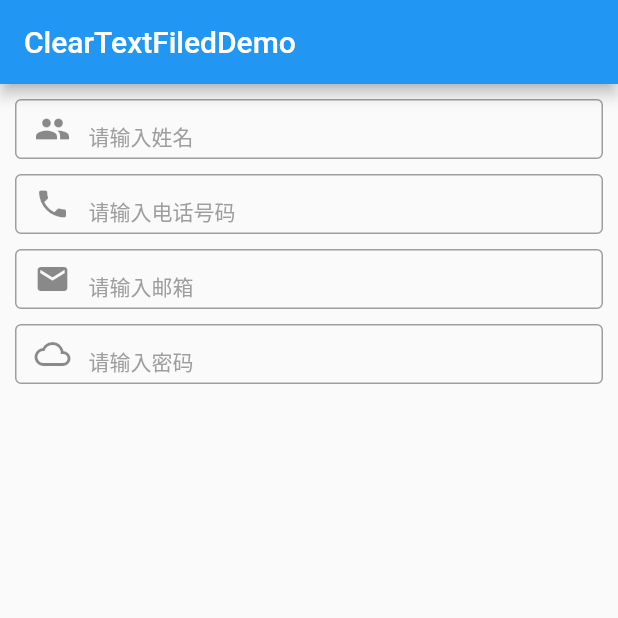
After one commit to congxc/FlutterCustomWidget, a Flutter app: the ClearTextFiledDemo screen opened directly, on a phone screen of 412 x 824 dp, the top half of it. The commit adds this screen. Run offline on Flutter 3.47's test engine with Material 2 defaults, Android fonts, the phone set to English and light mode, and no system bars.

Commit message:
create ClearTextField and demo

```diff
--- a/lib/main.dart
+++ b/lib/main.dart
@@ -2,6 +2,7 @@ import 'dart:io';
 import 'package:flutter/material.dart';
 import 'package:flutter/services.dart';
 
+import 'page/clear_text_field_demo.dart';
 import 'page/swipe_menu_list_demo.dart';
 
 void main() {
@@ -62,6 +63,7 @@ class _MyHomePageState extends State<MyHomePage> {
         body: ListView(
           children: <Widget>[
             buildItem(context, "侧滑删除","SwipeMenuList",SwipeMenuListDemo()),
+            buildItem(context, "带输出图标的TextFiled","ClearTextFiled",ClearTextFiledDemo()),
           ],
         ));
   }
--- /dev/null
+++ b/lib/page/clear_text_field_demo.dart
@@ -0,0 +1,64 @@
+import 'package:flutter/material.dart';
+import 'package:flutter_custom_widget/widget/clear_textfield.dart';
+
+class ClearTextFiledDemo extends StatefulWidget {
+  @override
+  _ClearTextFiledDemoState createState() => _ClearTextFiledDemoState();
+}
+
+class _ClearTextFiledDemoState extends State<ClearTextFiledDemo> {
+  var controller1 = TextEditingController();
+  var controller2 = TextEditingController();
+  var controller3 = TextEditingController();
+  var controller4 = TextEditingController();
+
+  @override
+  Widget build(BuildContext context) {
+    return Scaffold(
+      appBar: AppBar(
+        title: Text("ClearTextFiledDemo"),
+      ),
+      body: Container(
+        margin: EdgeInsets.all(10),
+        child:ListView(
+          children: <Widget>[
+            ClearTextField(
+              controller: controller1,
+              height: 40,
+              hintText: "请输入姓名",
+              prefixIcon: Icons.people,
+            ),
+            Padding(
+              padding: EdgeInsets.only(top: 10),
+            ),
+            ClearTextField(
+              controller: controller2,
+              height: 40,
+              hintText: "请输入电话号码",
+              prefixIcon: Icons.phone,
+            ),
+            Padding(
+              padding: EdgeInsets.only(top: 10),
+            ),
+            ClearTextField(
+              height: 40,
+              controller: controller3,
+              hintText: "请输入邮箱",
+              prefixIcon: Icons.email,
+            ),
+            Padding(
+              padding: EdgeInsets.only(top: 10),
+            ),
+            ClearTextField(
+              controller: controller4,
+              height: 40,
+              hintText: "请输入密码",
+              prefixIcon: Icons.cloud_queue,
+              obscureText: true,
+            ),
+          ],
+        ),
+      ),
+    );
+  }
+}
--- /dev/null
+++ b/lib/widget/clear_textfield.dart
@@ -0,0 +1,147 @@
+import 'package:flutter/material.dart';
+import 'package:flutter/services.dart';
+
+class ClearTextField extends StatefulWidget {
+  final TextEditingController controller;
+  final double width;
+  final double height;
+  final String hintText;
+  final String hintTextStyle;
+  final FocusNode focusNode;
+  final TextInputType keyboardType;
+  final TextStyle style;
+  final StrutStyle strutStyle;
+  final TextAlign textAlign;
+  final TextAlignVertical textAlignVertical;
+  final TextDirection textDirection;
+  final bool autofocus;
+  final bool obscureText;
+  final bool showCursor;
+  final int maxLength;
+  final ValueChanged<String> onChanged;
+  final IconData prefixIcon;
+
+  final VoidCallback onEditingComplete;
+
+  final ValueChanged<String> onSubmitted;
+
+  final List<TextInputFormatter> inputFormatters;
+  final bool enabled;
+  final GestureTapCallback onTap;
+  final GestureTapCallback onTapClearIcon;
+  final Decoration decoration;
+
+  @override
+  _ClearTextFieldState createState() => _ClearTextFieldState();
+
+  const ClearTextField(
+      {Key key,
+      this.controller,
+      this.width = double.infinity,
+      this.height = double.infinity,
+      this.style,
+      this.hintText,
+      this.hintTextStyle,
+      this.decoration,
+      this.focusNode,
+      this.keyboardType,
+      this.strutStyle,
+      this.textAlign = TextAlign.start,
+      this.textAlignVertical = TextAlignVertical.center,
+      this.textDirection,
+      this.showCursor,
+      this.autofocus = false,
+      this.obscureText = false,
+      this.maxLength,
+      this.onChanged,
+      this.onEditingComplete,
+      this.onSubmitted,
+      this.inputFormatters,
+      this.enabled,
+      this.onTap,
+      this.onTapClearIcon,
+      this.prefixIcon})
+      : super(key: key);
+}
+
+class _ClearTextFieldState extends State<ClearTextField> {
+  bool visible = false;
+
+  FocusNode focusNode;
+
+  @override
+  void initState() {
+    // TODO: implement initState
+    super.initState();
+    focusNode = FocusNode()
+      ..addListener(() {
+        if (widget.controller != null) {
+          setState(() {
+            visible =
+                focusNode.hasFocus && widget.controller.value.text.isNotEmpty;
+          });
+        }
+      });
+    widget.controller?.addListener(() {
+      setState(() {
+        visible = focusNode.hasFocus && widget.controller.value.text.isNotEmpty;
+      });
+    });
+  }
+
+  @override
+  Widget build(BuildContext context) {
+    return Container(
+      decoration: widget.decoration ??
+          BoxDecoration(
+              border: Border.all(color: Colors.grey),
+              borderRadius: BorderRadius.circular(4.0)),
+      constraints: BoxConstraints(
+        maxWidth: widget.width,
+        maxHeight: widget.height,
+      ),
+      child: TextField(
+        //cursorColor: Colors.red,
+        focusNode: focusNode,
+        controller: widget.controller,
+        style: widget.style ?? TextStyle(color: Colors.black87, fontSize: 14),
+        strutStyle: widget.strutStyle,
+        textAlign: widget.textAlign,
+        textAlignVertical: widget.textAlignVertical,
+        textDirection: widget.textDirection,
+        showCursor: widget.showCursor,
+        autofocus: widget.autofocus,
+        obscureText: widget.obscureText,
+        maxLength: widget.maxLength,
+        onChanged: widget.onChanged,
+        onEditingComplete: widget.onEditingComplete,
+        onSubmitted: widget.onSubmitted,
+        inputFormatters: widget.inputFormatters,
+        enabled: widget.enabled,
+        onTap: widget.onTap,
+        maxLines: 1,
+        decoration: InputDecoration(
+            border: InputBorder.none,
+            hintText: widget.hintText,
+            contentPadding: EdgeInsets.all(4),
+            hintStyle: widget.hintTextStyle ??
+                TextStyle(color: Colors.grey, fontSize: 14),
+            prefixIcon:
+                widget.prefixIcon == null ? null : Icon(widget.prefixIcon),
+            suffixIcon: Visibility(
+              visible: visible,
+              child: InkWell(
+                onTap: () {
+                  widget.controller?.clear();
+                  widget.onTapClearIcon?.call();
+                },
+                child: Icon(
+                  Icons.clear,
+                  color: Colors.red,
+                ),
+              ),
+            )),
+      ),
+    );
+  }
+}
```
